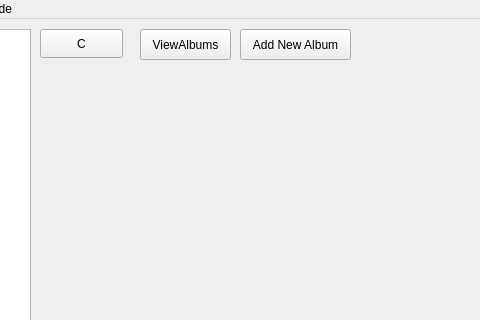
The window that projet/mainwindow.ui (BlackFox3000/M1-IHM-Project) describes before a commit, drawn with Qt 5; both pictures show x 170 to 650 and y 0 to 320 of the 1280 by 720 pixel window.
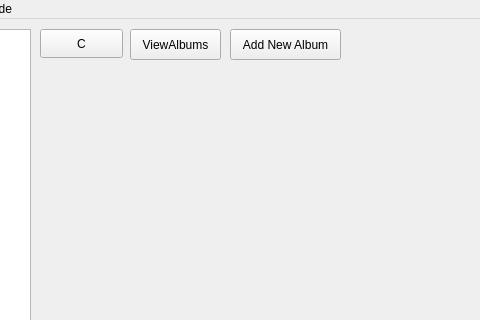
The same window after the commit.

```diff
--- a/projet/mainwindow.ui
+++ b/projet/mainwindow.ui
@@ -94,7 +94,7 @@
    <widget class="QPushButton" name="ViewAlbums">
     <property name="geometry">
      <rect>
-      <x>310</x>
+      <x>300</x>
       <y>10</y>
       <width>91</width>
       <height>31</height>
@@ -107,7 +107,7 @@
    <widget class="QPushButton" name="insertAlbumSQL">
     <property name="geometry">
      <rect>
-      <x>410</x>
+      <x>400</x>
       <y>10</y>
       <width>111</width>
       <height>31</height>
```
Left out of the diff: 2 changed lines with no effect on the pictures.
